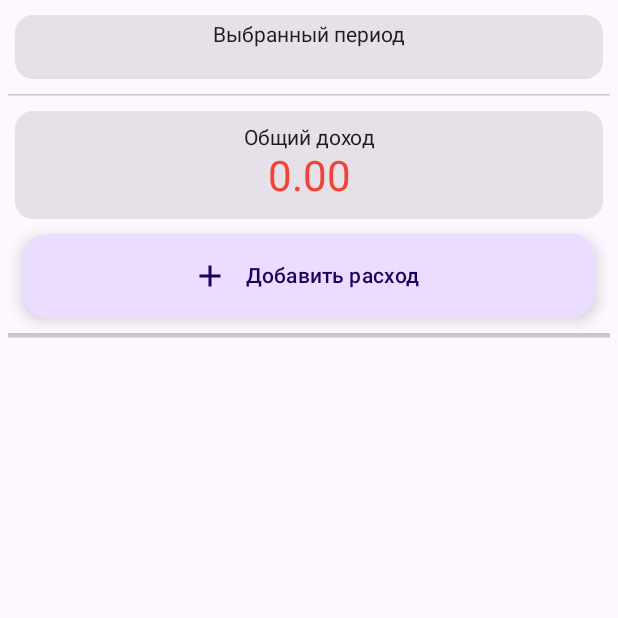
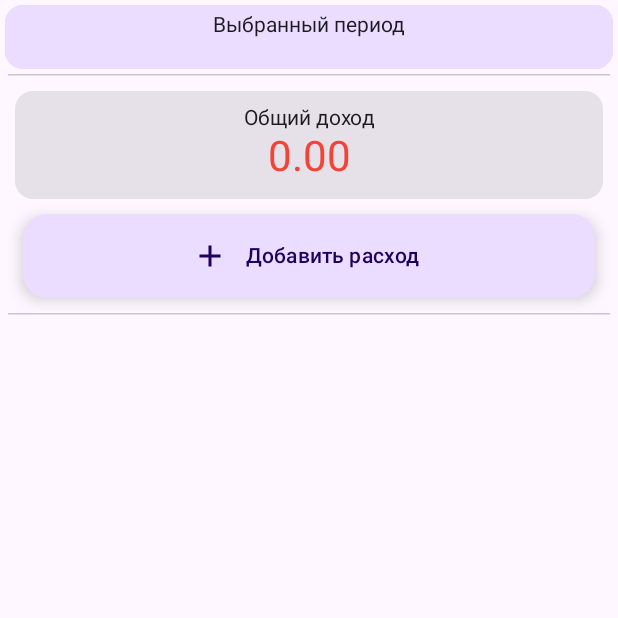
Before and after one commit to iam965/FinanceProject, an Android app built with Jetpack Compose: the composable ExpenseScreen called with empty values, on a phone screen of 412 x 824 dp, the top half of it. Run offline under Robolectric (Android 15) with nearby library versions, the light colour scheme and no system bars.

Commit message:
income/expense screens update

```diff
--- a/app/src/main/java/com/financeproject/ui/navigation/DatePanel.kt
+++ b/app/src/main/java/com/financeproject/ui/navigation/DatePanel.kt
@@ -1,25 +1,46 @@
 package com.financeproject.ui.navigation
 
+import androidx.compose.foundation.background
 import androidx.compose.foundation.clickable
 import androidx.compose.foundation.layout.Column
 import androidx.compose.foundation.layout.fillMaxWidth
 import androidx.compose.foundation.layout.padding
 import androidx.compose.material3.Card
 import androidx.compose.material3.HorizontalDivider
+import androidx.compose.material3.MaterialTheme
 import androidx.compose.material3.Text
 import androidx.compose.runtime.Composable
 import androidx.compose.ui.Alignment
 import androidx.compose.ui.Modifier
+import androidx.compose.ui.draw.shadow
 import androidx.compose.ui.unit.dp
 
 @Composable
-fun DatePanel(date: String, onClick:() -> Unit){
-    Card(Modifier.fillMaxWidth().padding(top = 10.dp, start = 10.dp, end = 10.dp, bottom = 0.dp).clickable{onClick()}) {
-        Column(horizontalAlignment = Alignment.CenterHorizontally,
-            modifier = Modifier.fillMaxWidth().padding(5.dp)) {
+fun DatePanel(date: String, onClick: () -> Unit) {
+    Card(
+        Modifier
+            .fillMaxWidth()
+            .padding(3.dp)
+            .clickable { onClick() }) {
+        Column(
+            horizontalAlignment = Alignment.CenterHorizontally,
+            modifier = Modifier
+                .background(color = MaterialTheme.colorScheme.primaryContainer)
+                .fillMaxWidth()
+                .padding(5.dp)
+        ) {
             Text("Выбранный период")
             Text(date)
         }
     }
-    HorizontalDivider(modifier = Modifier.padding(top = 10.dp, bottom= 0.dp, start = 5.dp, end = 5.dp))
+    HorizontalDivider(
+        modifier = Modifier
+            .padding(
+                top = 0.dp,
+                bottom = 0.dp,
+                start = 5.dp,
+                end = 5.dp
+            ),
+        thickness = 1.dp
+    )
 }
--- a/app/src/main/java/com/financeproject/ui/screens/ExpenseScreen.kt
+++ b/app/src/main/java/com/financeproject/ui/screens/ExpenseScreen.kt
@@ -100,11 +100,11 @@ fun ExpenseScreen(
                 text = { Text("Добавить расход") },
                 onClick = { showAddDialog = true }
             )
-            HorizontalDivider(Modifier.padding(start = 5.dp, end = 5.dp, top = 10.dp, bottom = 15.dp), thickness = 3.dp)
+            HorizontalDivider(Modifier.padding(start = 5.dp, end = 5.dp, top = 10.dp, bottom = 0.dp), thickness = 1.dp)
             LazyColumn(
                 modifier = Modifier
                     .fillMaxWidth()
-                    .padding(vertical = 5.dp, horizontal = 10.dp)
+                    .padding(vertical = 5.dp, horizontal = 5.dp)
             ) {
                 items(periodLoss.reversed()) { entry ->
                     var showRemoveDialog by remember { mutableStateOf(false) }
@@ -147,6 +147,7 @@ private fun LossItem(entry: Operation, onButton: () -> Unit, valute: String) {
     Card(
         modifier = Modifier
             .fillMaxWidth()
+            .padding(horizontal = 10.dp, vertical = 5.dp)
     ) {
         Row(
             modifier = Modifier
--- a/app/src/main/java/com/financeproject/ui/screens/IncomeScreen.kt
+++ b/app/src/main/java/com/financeproject/ui/screens/IncomeScreen.kt
@@ -97,11 +97,11 @@ fun IncomeScreen(
                 text = { Text("Добавить доход") },
                 onClick = { showAddDialog = true }
             )
-            HorizontalDivider(Modifier.padding(start = 5.dp, end = 5.dp, top = 10.dp, bottom = 15.dp), thickness = 3.dp)
+            HorizontalDivider(Modifier.padding(start = 5.dp, end = 5.dp, top = 10.dp, bottom = 0.dp), thickness = 1.dp)
             LazyColumn(
                 modifier = Modifier
                     .fillMaxWidth()
-                    .padding(vertical = 5.dp, horizontal = 10.dp)
+                    .padding(vertical = 5.dp, horizontal = 5.dp)
             ) {
                 items(periodIncome.reversed()) { entry ->
                     var showRemoveDialog by remember { mutableStateOf(false) }
@@ -144,6 +144,7 @@ private fun IncomeItem(entry: Operation, onButton: () -> Unit, valute: String) {
     Card(
         modifier = Modifier
             .fillMaxWidth()
+            .padding(horizontal = 10.dp, vertical = 5.dp)
     ) {
         Row(
             modifier = Modifier
```
